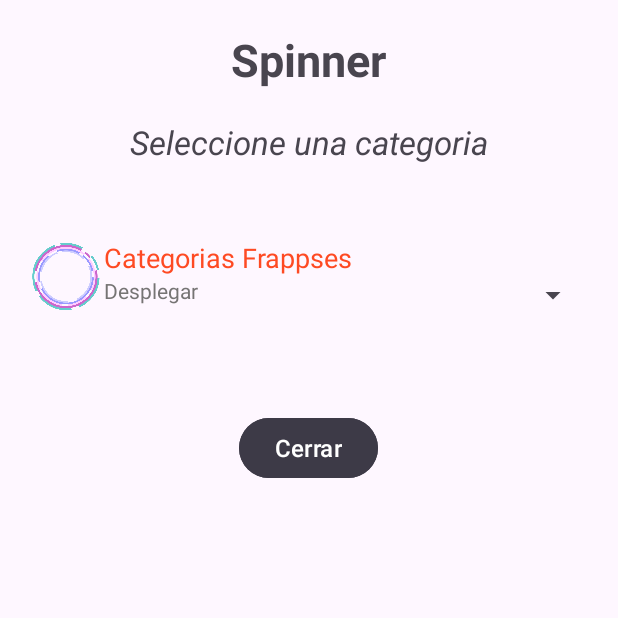
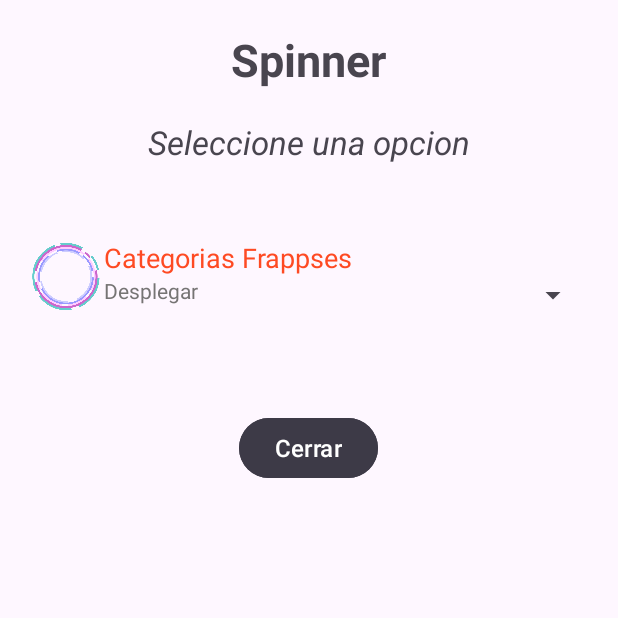
Before and after one commit to JonReyesDev/AppMovil1C1-9noCuatri, an Android app: the SpinnerPersonalizadoActivity screen opened directly, with no data from a screen before it, on a phone screen of 412 x 824 dp, the top half of it. Run offline under Robolectric (Android 15) with nearby library versions, the phone set to English and light mode, and no system bars.

```diff
--- a/app/src/main/res/layout/activity_imc.xml
+++ b/app/src/main/res/layout/activity_imc.xml
@@ -34,7 +34,8 @@
             android:layout_height="wrap_content"
             android:layout_marginTop="10dp"
             android:gravity="center"
-            android:hint="Escribe tu peso en KG"></EditText>
+            android:hint="Escribe tu peso en KG"
+            android:inputType="number"></EditText>
 
         <EditText
             android:id="@+id/txtAltura"
@@ -42,7 +43,8 @@
             android:layout_height="wrap_content"
             android:layout_marginTop="5dp"
             android:gravity="center"
-            android:hint="Escribe tu altura en metros">
+            android:hint="Escribe tu altura en metros"
+            android:inputType="numberDecimal">
 
         </EditText>
 
--- a/app/src/main/res/layout/activity_menu.xml
+++ b/app/src/main/res/layout/activity_menu.xml
@@ -29,7 +29,7 @@
                 android:paddingTop="10dp"
                 android:text="Reyes Lizarraga Jonathan Alexis"
                 android:textColor="@color/white"
-                android:textSize="17dp"
+                android:textSize="15dp"
                 android:textStyle="bold"></TextView>
 
             <TextView
--- a/app/src/main/res/layout/activity_spinner_personalizado.xml
+++ b/app/src/main/res/layout/activity_spinner_personalizado.xml
@@ -30,7 +30,7 @@
             android:layout_width="wrap_content"
             android:layout_height="wrap_content"
             android:layout_gravity="center"
-            android:text="Seleccione una categoria"
+            android:text="Seleccione una opcion"
             android:textStyle="italic"
             android:textSize="22dp"
             android:paddingBottom="50dp">
```
